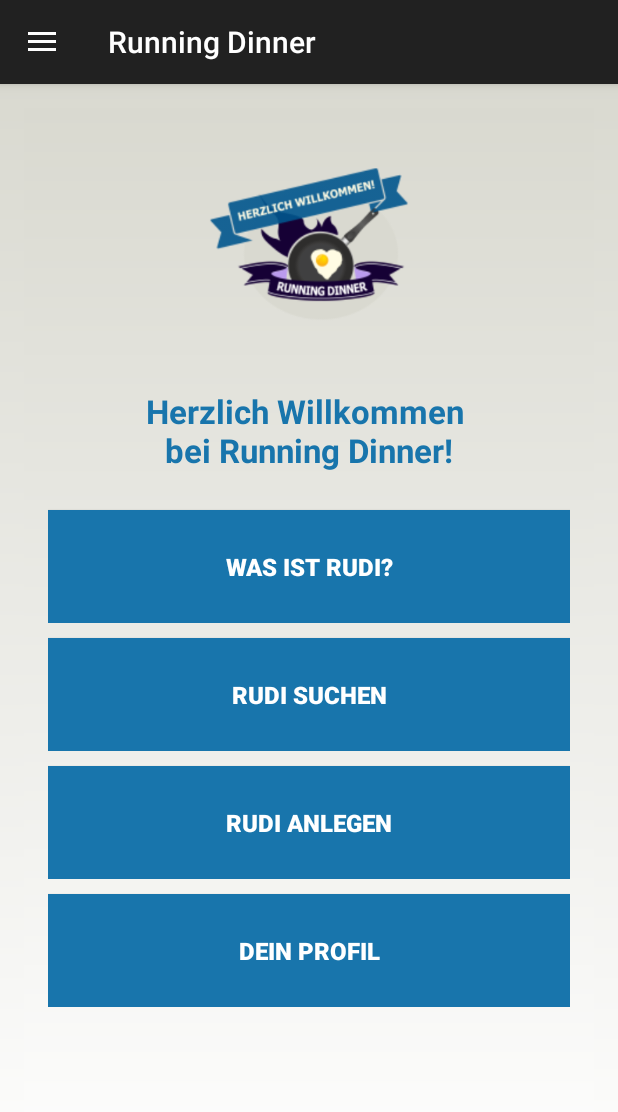
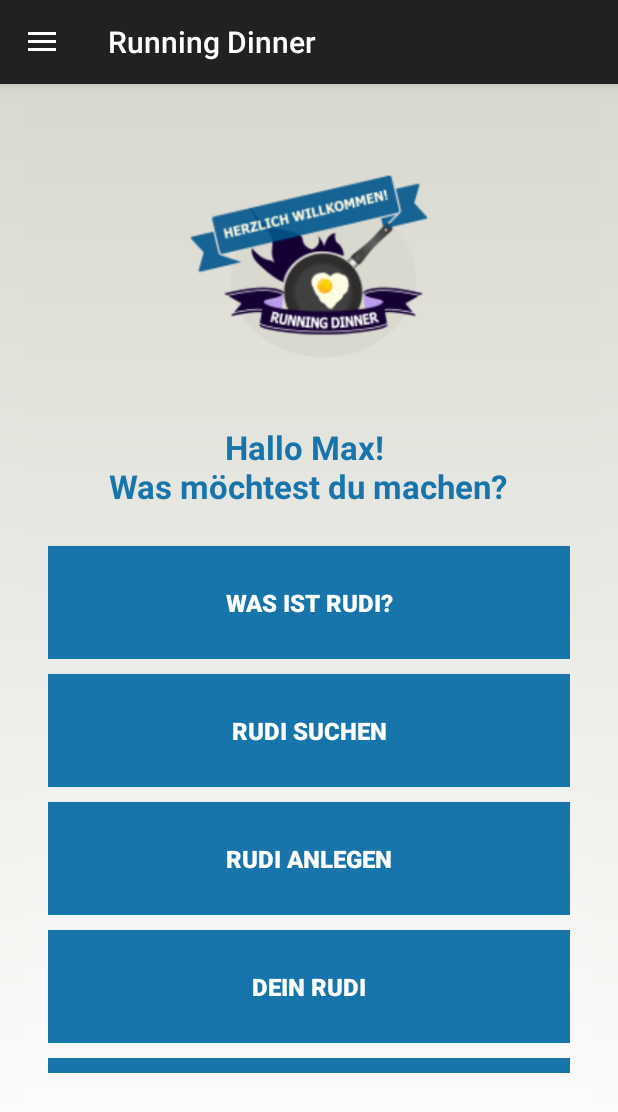
Before and after one commit to chuhi/RuDi, an Android app: the fragment StartFragment placed in its activity, on a phone screen of 412 x 824 dp. Shown: the top 1112 px of the screen. Run offline under Robolectric (Android 15) with nearby library versions, the phone set to English and light mode, and no system bars.

Commit message:
Hauptseinte - Navigation erweitert

```diff
--- a/app/src/main/res/layout/fragment_start.xml
+++ b/app/src/main/res/layout/fragment_start.xml
@@ -39,7 +39,7 @@
                     <!-- Column 1 -->
                     <ImageView
                         android:layout_width="wrap_content"
-                        android:layout_height="150dp"
+                        android:layout_height="180dp"
                         android:id="@+id/imageView"
                         android:src="@drawable/logohw"
                         />
@@ -72,7 +72,7 @@
                             android:layout_width="wrap_content"
                             android:layout_height="wrap_content"
                             android:textAppearance="?android:attr/textAppearanceLarge"
-                            android:text="Herzlich Willkommen \nbei Running Dinner!"
+                            android:text="Hallo Max! \nWas möchtest du machen?"
                             android:id="@+id/welcomeText"
                             android:layout_column="26"
                             android:gravity="center"
@@ -157,6 +157,27 @@
                             android:layout_marginTop="10dp"
                             android:layout_width="wrap_content"
                             android:layout_height="75dp"
+                            android:text="Dein RuDi"
+                            android:id="@+id/ShowYourRuDi"
+                            android:layout_column="26"
+                            android:layout_weight=".5"
+                            android:textSize="16dp"
+                            android:background="#1875ac"
+                            android:textColor="#ffffff"
+                            android:textStyle="bold"
+                            />
+                    </TableRow>
+
+
+                    <TableRow
+                        android:layout_width="match_parent"
+                        android:layout_height="match_parent">
+
+                        <Button
+                            style="?android:attr/buttonStyleSmall"
+                            android:layout_marginTop="10dp"
+                            android:layout_width="wrap_content"
+                            android:layout_height="75dp"
                             android:text="Dein Profil"
                             android:id="@+id/bProfil"
                             android:layout_column="26"
```
Also changed, not shown: 1 other file.
